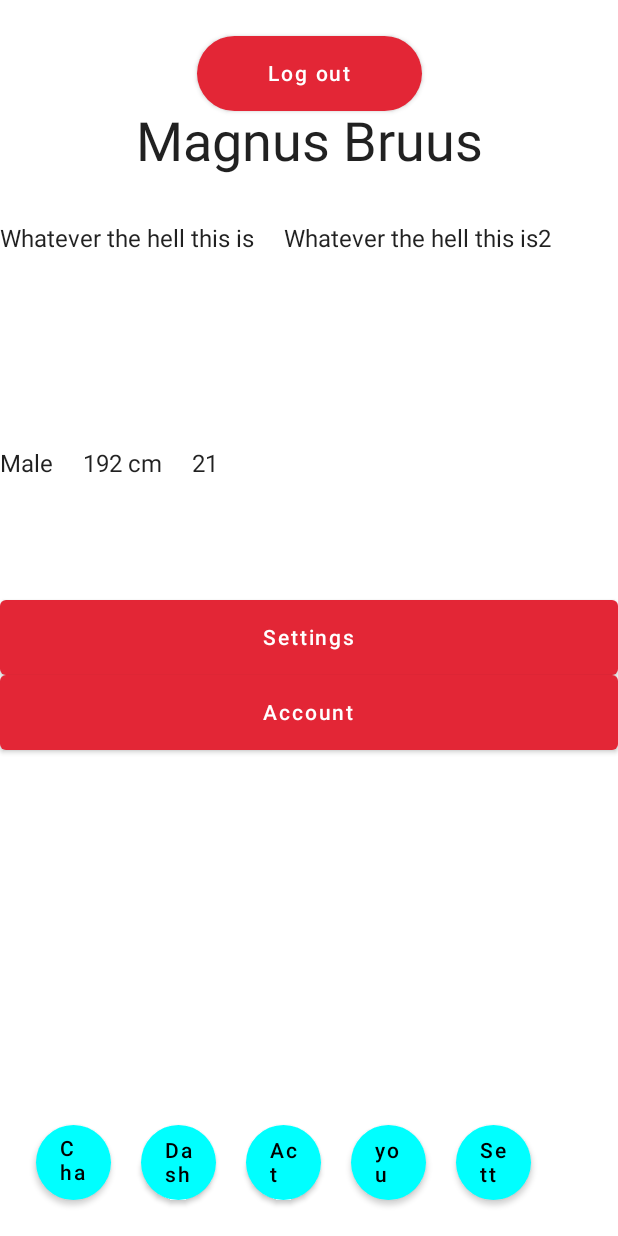
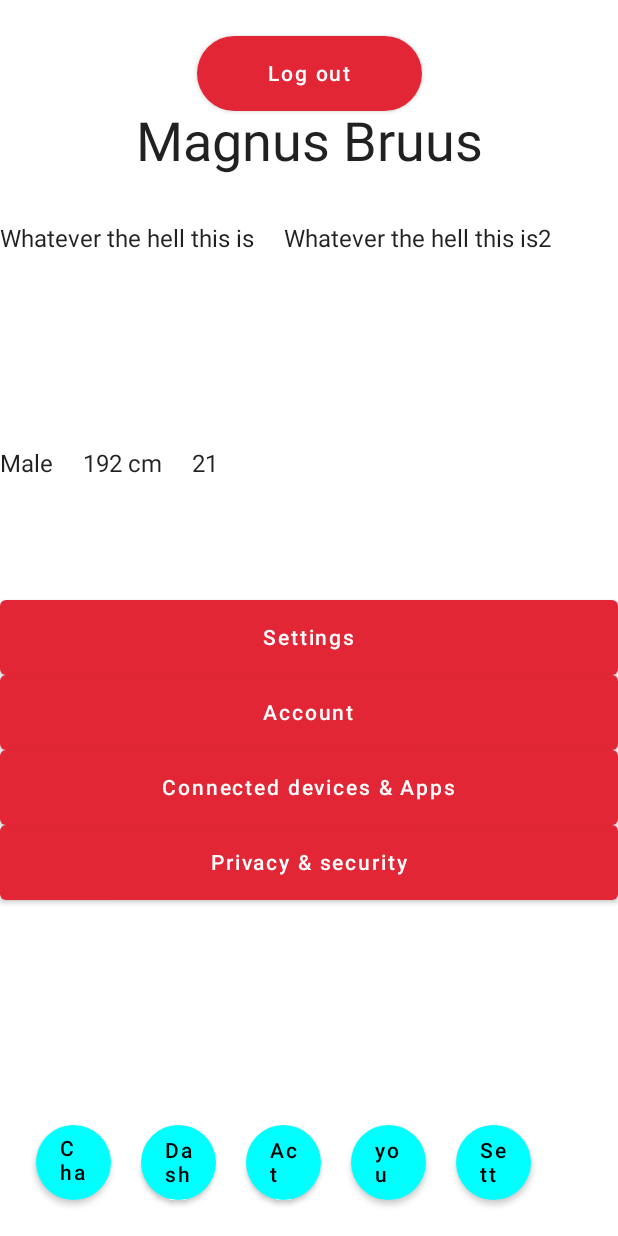
Before and after one commit to AncientCarbon/LivPart2, an Android app built with Jetpack Compose: the screen it shows after launch (MainActivity), on a phone screen of 412 x 824 dp. Run offline under Robolectric (Android 15) with nearby library versions, the phone set to English and light mode, and no system bars.

Commit message:
Privacy and Connected buttons added

```diff
--- a/app/src/main/java/com/example/livpart2/ProfileScreen.kt
+++ b/app/src/main/java/com/example/livpart2/ProfileScreen.kt
@@ -61,6 +61,8 @@ fun ProfileApp(modifier: Modifier = Modifier) {
                 .padding(top=400.dp),){
             Settings()
             Account()
+            Connected()
+            Privacy()
         }
 
         BotNav()
@@ -85,6 +87,27 @@ fun Account(){
         .fillMaxWidth()
         .height(50.dp)) {
         Text(text = "Account")
+    }
+}
+
+@Composable
+fun Connected(){
+    Button(onClick = { /*TODO*/ }, modifier = Modifier
+        .padding()
+        .fillMaxWidth()
+        .height(50.dp)) {
+        Text(text = "Connected devices & Apps")
+    }
+}
+
+@Composable
+fun Privacy(){
+    Button(onClick = { /*TODO*/ }, modifier = Modifier
+        .padding()
+        .fillMaxWidth()
+        .height(50.dp)) {
+        Text(text = "Privacy & security")
+
     }
 }
 
```
